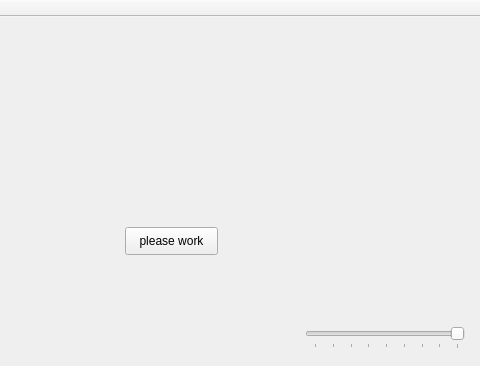
Above: FaucetGUI/mainwindow.ui from WilliamJou/FaucetProject before the change; both pictures show x 295 to 775 and y 0 to 366 of the 890 by 560 pixel window. Below: the same form after it.
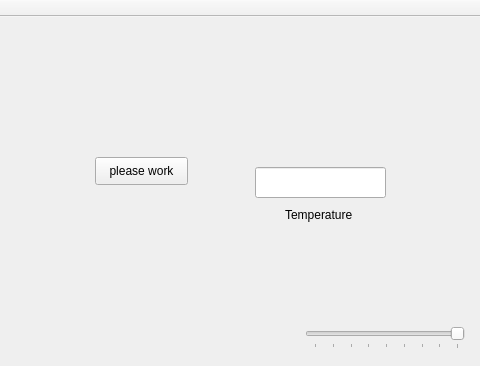
That is the form after the change.

What changed in the file:
```diff
--- a/FaucetGUI/mainwindow.ui
+++ b/FaucetGUI/mainwindow.ui
@@ -17,8 +17,8 @@
    <widget class="QPushButton" name="pushButton">
     <property name="geometry">
      <rect>
-      <x>420</x>
-      <y>210</y>
+      <x>390</x>
+      <y>140</y>
       <width>93</width>
       <height>28</height>
      </rect>
@@ -58,6 +58,29 @@
      <enum>QSlider::TicksBelow</enum>
     </property>
    </widget>
+   <widget class="QLabel" name="label">
+    <property name="geometry">
+     <rect>
+      <x>580</x>
+      <y>190</y>
+      <width>81</width>
+      <height>16</height>
+     </rect>
+    </property>
+    <property name="text">
+     <string>Temperature</string>
+    </property>
+   </widget>
+   <widget class="QLineEdit" name="txtTemp">
+    <property name="geometry">
+     <rect>
+      <x>550</x>
+      <y>150</y>
+      <width>131</width>
+      <height>31</height>
+     </rect>
+    </property>
+   </widget>
   </widget>
   <widget class="QMenuBar" name="menuBar">
    <property name="geometry">
```
